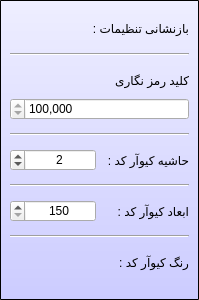
This is formsetting.ui in reza-rezvani2052/Secure-QR-Code as Qt 5 draws it before an edit. The edited form follows.
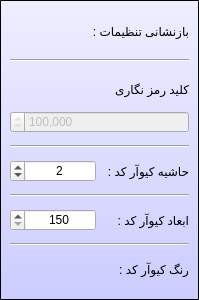
This is the edited form. Icons and pictures are not drawn.

Diff of the .ui file:
```diff
--- a/formsetting.ui
+++ b/formsetting.ui
@@ -63,6 +63,12 @@
            <iconset resource="rc/rc.qrc">
             <normaloff>:/icons/reset_to_default.png</normaloff>:/icons/reset_to_default.png</iconset>
           </property>
+          <property name="iconSize">
+           <size>
+            <width>24</width>
+            <height>24</height>
+           </size>
+          </property>
           <property name="autoRaise">
            <bool>true</bool>
           </property>
@@ -95,7 +101,13 @@
             </property>
             <property name="icon">
              <iconset resource="rc/rc.qrc">
-              <normaloff>:/icons/help.png</normaloff>:/icons/help.png</iconset>
+              <normaloff>:/icons/change_key.png</normaloff>:/icons/change_key.png</iconset>
+            </property>
+            <property name="iconSize">
+             <size>
+              <width>24</width>
+              <height>24</height>
+             </size>
             </property>
             <property name="autoRaise">
              <bool>true</bool>
@@ -105,12 +117,15 @@
          </layout>
         </item>
         <item>
-         <widget class="QSpinBox" name="spinBox">
+         <widget class="QSpinBox" name="spbKey">
+          <property name="enabled">
+           <bool>false</bool>
+          </property>
           <property name="showGroupSeparator" stdset="0">
            <bool>true</bool>
           </property>
           <property name="minimum">
-           <number>10000000</number>
+           <number>10000001</number>
           </property>
           <property name="maximum">
            <number>999999999</number>
```
Left out of the diff: 4 changed lines with no effect on the pictures.
